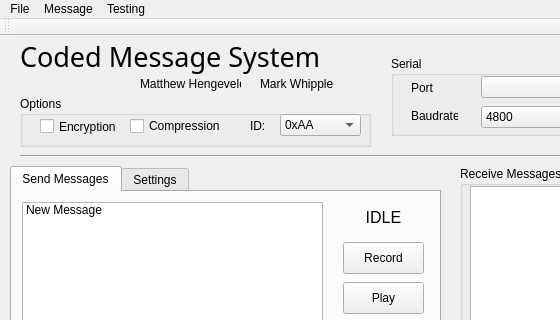
Hengy/CMS, file CMS2/mainwindow.ui: the form before one commit; both pictures show x 0 to 560 and y 0 to 320 of the 900 by 600 pixel window.
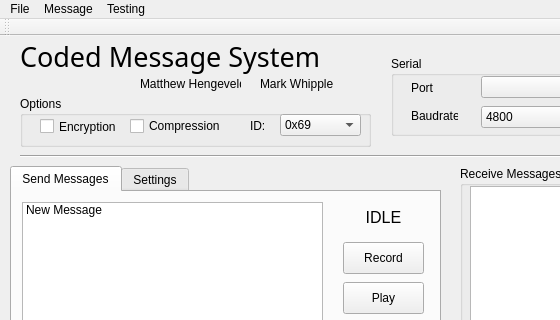
The form after the commit.

Patch:
```diff
--- a/CMS2/mainwindow.ui
+++ b/CMS2/mainwindow.ui
@@ -823,6 +823,11 @@
        <height>22</height>
       </rect>
      </property>
+     <item>
+      <property name="text">
+       <string>0x69</string>
+      </property>
+     </item>
      <item>
       <property name="text">
        <string>0xAA</string>
```
Left out of the diff: 5 changed lines with no effect on the pictures.
